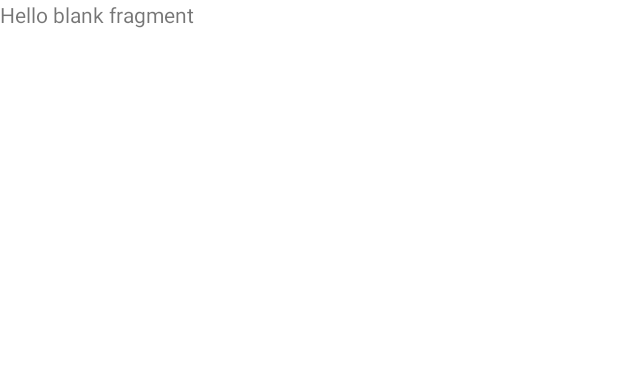
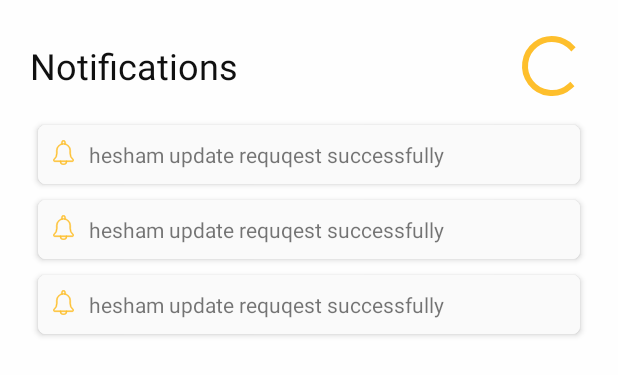
Before and after one commit to Ma7moudElbaz/Cat-FollowUp, an Android app: the layout fragment_notifications.xml on its own in the app's theme, with its tools: preview values and no code run, on a phone screen of 412 x 824 dp. Shown: the top 375 px of the screen. Run offline under Robolectric (Android 15) with nearby library versions, the phone set to English and light mode, and no system bars.

Commit message:
Commit 2/12/2021

```diff
--- a/app/src/main/AndroidManifest.xml
+++ b/app/src/main/AndroidManifest.xml
@@ -22,6 +22,9 @@
         tools:replace="android:allowBackup"
         tools:targetApi="n">
         <activity
+            android:name=".project_requests.RequestsActivity"
+            android:exported="false" />
+        <activity
             android:name=".home.HomeActivity"
             android:exported="false" />
         <activity
@@ -37,7 +40,6 @@
                 <category android:name="android.intent.category.LAUNCHER" />
             </intent-filter>
         </activity>
-
 
         <service
             android:name=".utils.MyFirebaseMessagingService"
@@ -60,7 +62,6 @@
         <meta-data
             android:name="com.google.firebase.messaging.default_notification_color"
             android:resource="@color/colorAccent" />
-
     </application>
 
 </manifest>
--- a/app/src/main/res/layout/fragment_notifications.xml
+++ b/app/src/main/res/layout/fragment_notifications.xml
@@ -1,14 +1,41 @@
 <?xml version="1.0" encoding="utf-8"?>
-<FrameLayout xmlns:android="http://schemas.android.com/apk/res/android"
+<LinearLayout xmlns:android="http://schemas.android.com/apk/res/android"
     xmlns:tools="http://schemas.android.com/tools"
     android:layout_width="match_parent"
     android:layout_height="match_parent"
+    android:orientation="vertical"
+    android:paddingTop="20dp"
+    android:paddingStart="20dp"
+    android:paddingEnd="20dp"
+    android:background="@color/white"
     tools:context=".home.notifications.NotificationsFragment">
 
-    <!-- TODO: Update blank fragment layout -->
-    <TextView
+    <RelativeLayout
         android:layout_width="match_parent"
-        android:layout_height="match_parent"
-        android:text="@string/hello_blank_fragment" />
+        android:layout_height="wrap_content">
 
-</FrameLayout>
+        <TextView
+            android:layout_width="wrap_content"
+            android:layout_height="wrap_content"
+            android:text="@string/notifications"
+            android:textColor="@color/black"
+            android:textSize="24sp"
+            android:layout_centerVertical="true"
+            />
+
+        <ProgressBar
+            android:id="@+id/loading"
+            android:layout_width="wrap_content"
+            android:layout_height="wrap_content"
+            android:layout_alignParentEnd="true"
+            android:layout_gravity="center" />
+    </RelativeLayout>
+
+    <androidx.recyclerview.widget.RecyclerView
+        android:id="@+id/notifications_recycler"
+        android:layout_width="match_parent"
+        android:layout_height="wrap_content"
+        android:layout_marginTop="10dp"
+        tools:listitem="@layout/item_notifications"/>
+
+</LinearLayout>
--- a/app/src/main/res/values/strings.xml
+++ b/app/src/main/res/values/strings.xml
@@ -114,4 +114,6 @@
     <string name="content_description">content description</string>
     <!-- TODO: Remove or change this placeholder text -->
     <string name="hello_blank_fragment">Hello blank fragment</string>
+    <string name="all_projects">All Projects</string>
+    <string name="project_name">Project Name</string>
 </resources>
```
Also changed, not shown: app/src/main/java/com/example/followup/home/HomeActivity.java (+4 -11 lines), app/src/main/res/layout/activity_home.xml (+0 -13 lines), app/src/main/res/layout/fragment_projects.xml (+53 -6 lines), 1 other file.
